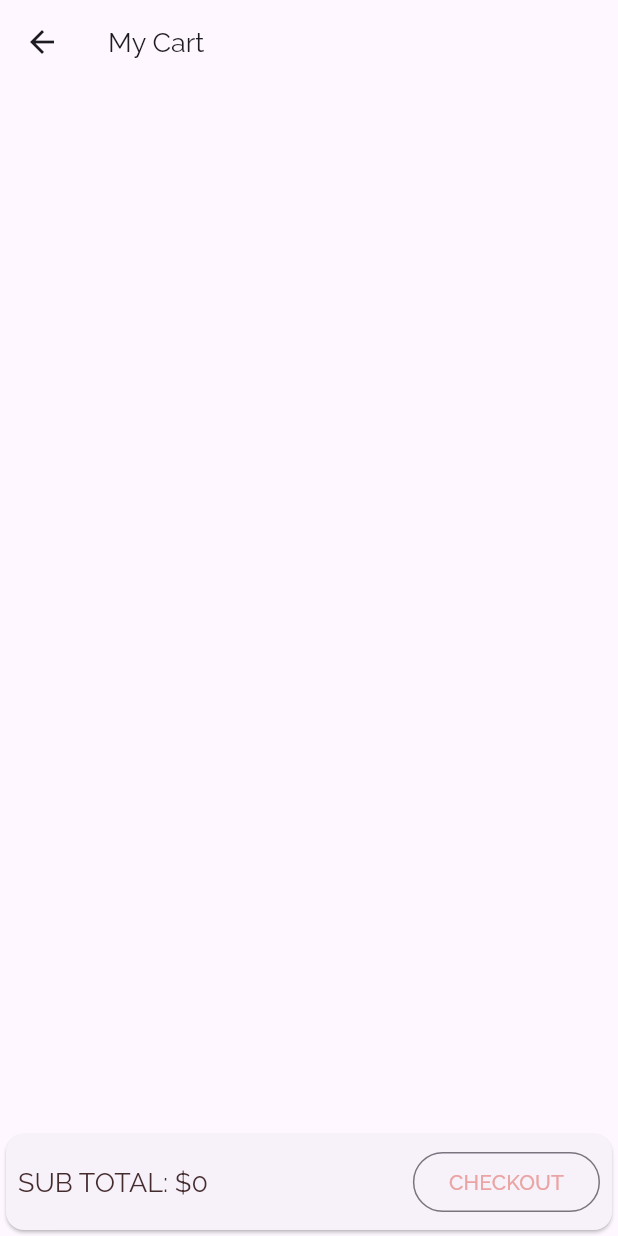
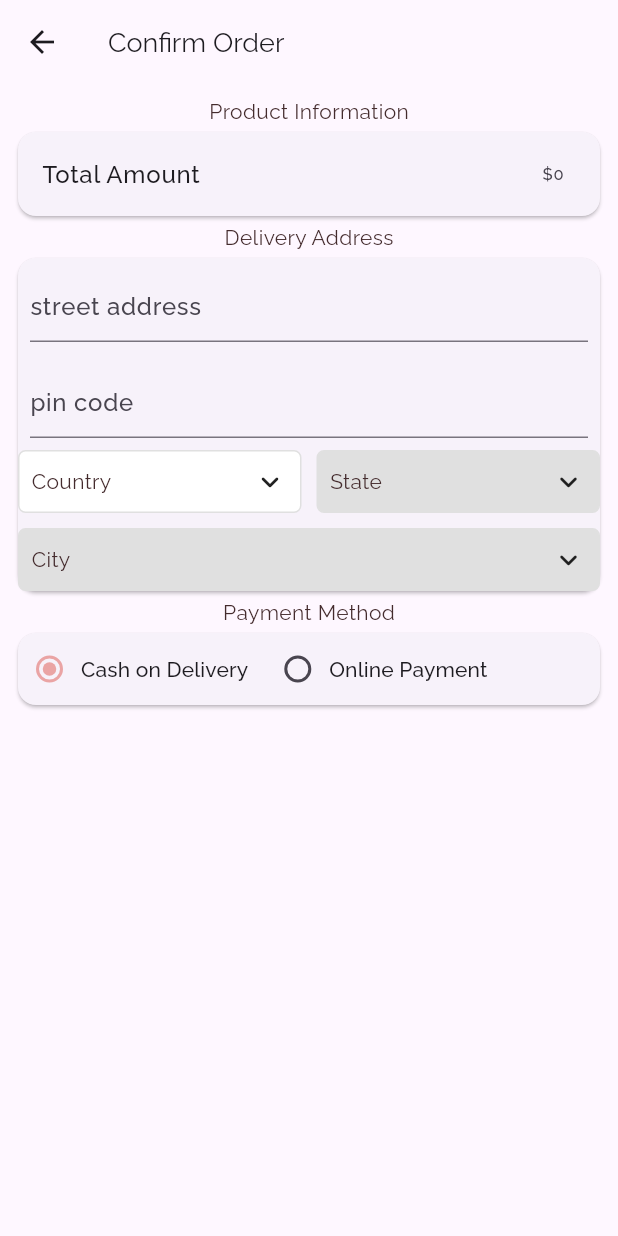
Before and after one commit to Ananyakumar186/firebase_user_app, a Flutter app: the CartPage screen opened by its route, after a tap on "CHECKOUT", on a phone screen of 412 x 824 dp. Run offline on Flutter 3.47's test engine with Material 3 defaults, Android fonts, the phone set to English and light mode, and no system bars; drawn by our look-alikes of csc_picker; our stand-ins replace cached_network_image, cloud_firestore, firebase_auth, firebase_core, firebase_storage, flutter_easyloading and 4 more; accounts and stored records are empty; network calls fail.

Commit message:
checkout page added.

```diff
--- a/lib/main.dart
+++ b/lib/main.dart
@@ -6,6 +6,7 @@ import 'package:google_fonts/google_fonts.dart';
 import 'package:provider/provider.dart';
 import 'package:sklens_user_app/auth/auth_service.dart';
 import 'package:sklens_user_app/pages/cart_page.dart';
+import 'package:sklens_user_app/pages/checkout_page.dart';
 import 'package:sklens_user_app/pages/login_page.dart';
 import 'package:sklens_user_app/pages/telescope_detail_page.dart';
 import 'package:sklens_user_app/pages/view_telescope.dart';
@@ -104,6 +105,13 @@ class MyApp extends StatelessWidget {
               path: CartPage.routeName,
               name: CartPage.routeName,
               builder: (context, state) =>  const CartPage(),
+              routes: [
+                GoRoute(
+                  path: CheckoutPage.routeName,
+                  name: CheckoutPage.routeName,
+                  builder: (context, state) =>  const CheckoutPage(),
+                )
+              ]
             )
           ]
         )
--- a/lib/pages/cart_page.dart
+++ b/lib/pages/cart_page.dart
@@ -1,5 +1,8 @@
 import 'package:flutter/material.dart';
+import 'package:go_router/go_router.dart';
 import 'package:provider/provider.dart';
+import 'package:sklens_user_app/customWidgets/login_section.dart';
+import 'package:sklens_user_app/pages/checkout_page.dart';
 import 'package:sklens_user_app/providers/cart_provider.dart';
 import 'package:sklens_user_app/utils/constants.dart';
 
@@ -38,11 +41,16 @@ class _CartPageState extends State<CartPage> {
                 child: Row(
                   children: [
                     Expanded(
-                        child: Text(
-                      'SUB TOTAL: $currencySymbol${provider.getCartSubTotal()}',
-                      style: Theme.of(context).textTheme.titleLarge,
-                    ),),
-                    OutlinedButton(onPressed: () {}, child: const Text('CHECKOUT'))
+                      child: Text(
+                        'SUB TOTAL: $currencySymbol${provider.getCartSubTotal()}',
+                        style: Theme.of(context).textTheme.titleLarge,
+                      ),
+                    ),
+                    OutlinedButton(
+                        onPressed: () {
+                          context.goNamed(CheckoutPage.routeName);
+                        },
+                        child: const Text('CHECKOUT'))
                   ],
                 ),
               ),
--- /dev/null
+++ b/lib/pages/checkout_page.dart
@@ -0,0 +1,160 @@
+import 'package:cached_network_image/cached_network_image.dart';
+import 'package:csc_picker/csc_picker.dart';
+import 'package:flutter/material.dart';
+import 'package:provider/provider.dart';
+import 'package:sklens_user_app/models/cart.dart';
+import 'package:sklens_user_app/providers/cart_provider.dart';
+import 'package:sklens_user_app/utils/colors.dart';
+
+import '../utils/constants.dart';
+
+enum PaymentType {
+  cod('Cash on Delivery'),
+  online('Online Payment');
+
+  final String text;
+
+  const PaymentType(this.text);
+}
+
+class CheckoutPage extends StatefulWidget {
+  static const String routeName = 'checkoutpage';
+
+  const CheckoutPage({super.key});
+
+  @override
+  State<CheckoutPage> createState() => _CheckoutPageState();
+}
+
+class _CheckoutPageState extends State<CheckoutPage> {
+  var _streetAddress = TextEditingController();
+  var _pinCode = TextEditingController();
+  var _city = TextEditingController();
+  var _state = TextEditingController();
+  var _country = TextEditingController();
+  PaymentType _methodOption = PaymentType.cod;
+
+  @override
+  void initState() {
+    // TODO: implement initState
+    _streetAddress.text = '';
+    _pinCode.text = '';
+    _city.text = '';
+    _state.text = '';
+    _country.text = '';
+    super.initState();
+  }
+
+  @override
+  Widget build(BuildContext context) {
+    return Scaffold(
+        appBar: AppBar(
+          title: const Text('Confirm Order'),
+        ),
+        body: Padding(
+          padding: const EdgeInsets.all(8.0),
+          child: Column(
+            children: [
+              const Text('Product Information'),
+              Consumer<CartProvider>(
+                builder: (context, provider, child) => ListView.builder(
+                  shrinkWrap: true,
+                  itemCount: provider.cartList.length,
+                  itemBuilder: (context, index) => Card(
+                    child: ListTile(
+                      leading: CachedNetworkImage(
+                        width: 40,
+                        height: 40,
+                        imageUrl: provider.cartList[index].imageUrl,
+                        placeholder: (context, url) =>
+                            const Center(child: CircularProgressIndicator()),
+                        errorWidget: (context, url, error) =>
+                            const Icon(Icons.error),
+                      ),
+                      title: Text(provider.cartList[index].telescopeModel),
+                      subtitle:
+                          Text('Quantity ${provider.cartList[index].quantity}'),
+                      trailing: Text(
+                          '$currencySymbol${provider.priceWithQuantity(provider.cartList[index])}'),
+                    ),
+                  ),
+                ),
+              ),
+              Consumer<CartProvider>(
+                builder: (context, provider, child) => Card(
+                  child: ListTile(
+                    title: Text('Total Amount'),
+                    trailing:
+                        Text('$currencySymbol${provider.getCartSubTotal()}'),
+                  ),
+                ),
+              ),
+
+              const Text('Delivery Address'),
+              Card(
+                child: Column(
+                  children: [
+                    Padding(
+                      padding: const EdgeInsets.all(8.0),
+                      child: TextFormField(
+                        controller: _streetAddress,
+                        decoration: const InputDecoration(
+                          hintText: 'street address',
+                          focusColor: kShrineBrown900,
+                        ),
+                        onChanged: (value) {},
+                      ),
+                    ),
+                    Padding(
+                      padding: const EdgeInsets.all(8.0),
+                      child: TextFormField(
+                        controller: _pinCode,
+                        decoration: const InputDecoration(
+                          hintText: 'pin code',
+                          focusColor: kShrineBrown900,
+                        ),
+                        onChanged: (value) {},
+                      ),
+                    ),
+                    CSCPicker(
+                      showCities: true,
+                      showStates: true,
+                      onCountryChanged: (value) {
+                        setState(() {
+                          _country.text = value;
+                        });
+                      },
+                      onStateChanged: (value) {
+                        setState(() {
+                          _state.text = value ?? '';
+                        });
+                      },
+                      onCityChanged: (value) {
+                        setState(() {
+                          _city.text = value ?? '';
+                        });
+                      },
+                    )
+                  ],
+                ),
+              ),
+
+              const Text('Payment Method'),
+              Card(
+                child: Row(
+                  children: PaymentType.values.map((option) => RadioMenuButton(
+                      value: option,
+                      groupValue: _methodOption,
+                      onChanged: (value) {
+                        setState(() {
+                          _methodOption = value!;
+                        });
+                      },
+                      child: Text(option.text))).toList(),
+                ),
+              )
+            ],
+          ),
+        ));
+  }
+}
--- a/lib/pages/login_page.dart
+++ b/lib/pages/login_page.dart
@@ -158,7 +158,7 @@ class _LoginPageState extends State<LoginPage> {
 
     if(EasyLoading.isShow) {
       EasyLoading.dismiss();
+      context.goNamed(ViewTelescope.routeName);
     }
-    context.goNamed(ViewTelescope.routeName);
   }
 }
--- a/pubspec.yaml
+++ b/pubspec.yaml
@@ -52,7 +52,7 @@ dependencies:
   cached_network_image:
   connectivity_plus:
   flutter_rating_bar:
-
+  csc_picker: ^0.2.7
 dev_dependencies:
   flutter_test:
     sdk: flutter
```
Also changed, not shown: lib/models/order_model.dart (added, +51 -0 lines), lib/utils/constants.dart (line endings or trailing spaces), pubspec.lock.
